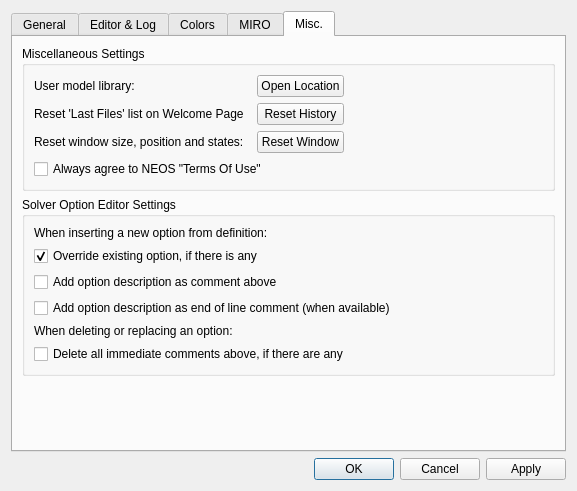
GAMS-dev/studio, file src/settingsdialog.ui: the form before one commit.
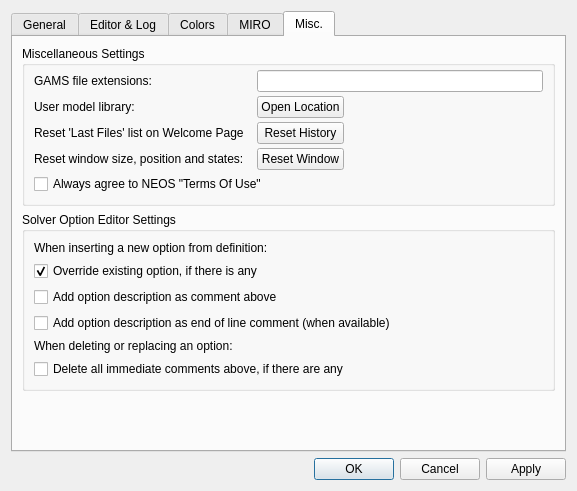
The form after the commit. The open tabs and pages were chosen to show the change.

Commit message: Added userGamsTypes to Settings, SettingsDialog, Highlighter, and file filters

```diff
--- a/src/settingsdialog.ui
+++ b/src/settingsdialog.ui
@@ -760,21 +760,48 @@
           <string>Miscellaneous Settings</string>
          </property>
          <layout class="QGridLayout" name="gridLayout_6">
+          <property name="topMargin">
+           <number>4</number>
+          </property>
+          <property name="verticalSpacing">
+           <number>4</number>
+          </property>
           <item row="1" column="0">
-           <widget class="QLabel" name="lbl_wpHistory">
+           <widget class="QLabel" name="lbl_openModLib">
             <property name="text">
-             <string>&lt;html&gt;&lt;head/&gt;&lt;body&gt;&lt;p&gt;Reset 'Last Files' list on Welcome Page&amp;nbsp;&amp;nbsp;&lt;/p&gt;&lt;/body&gt;&lt;/html&gt;</string>
+             <string>User model library: </string>
             </property>
            </widget>
           </item>
-          <item row="1" column="1">
+          <item row="3" column="0">
+           <widget class="QLabel" name="lbl_resetView">
+            <property name="text">
+             <string>Reset window size, position and states: </string>
+            </property>
+           </widget>
+          </item>
+          <item row="2" column="1">
            <widget class="QPushButton" name="btn_resetHistory">
             <property name="text">
              <string>Reset History</string>
             </property>
            </widget>
           </item>
-          <item row="0" column="1">
+          <item row="2" column="0">
+           <widget class="QLabel" name="lbl_wpHistory">
+            <property name="text">
+             <string>&lt;html&gt;&lt;head/&gt;&lt;body&gt;&lt;p&gt;Reset 'Last Files' list on Welcome Page&amp;nbsp;&amp;nbsp;&lt;/p&gt;&lt;/body&gt;&lt;/html&gt;</string>
+            </property>
+           </widget>
+          </item>
+          <item row="4" column="0" colspan="2">
+           <widget class="QCheckBox" name="confirmNeosCheckBox">
+            <property name="text">
+             <string>Always agree to NEOS &quot;Terms Of Use&quot;</string>
+            </property>
+           </widget>
+          </item>
+          <item row="1" column="1">
            <widget class="QPushButton" name="btn_openUserLibLocation">
             <property name="sizePolicy">
              <sizepolicy hsizetype="Minimum" vsizetype="Fixed">
@@ -787,7 +814,7 @@
             </property>
            </widget>
           </item>
-          <item row="0" column="2">
+          <item row="1" column="2">
            <spacer name="horizontalSpacer_2">
             <property name="orientation">
              <enum>Qt::Horizontal</enum>
@@ -800,31 +827,24 @@
             </property>
            </spacer>
           </item>
-          <item row="2" column="1">
+          <item row="3" column="1">
            <widget class="QPushButton" name="btn_resetView">
             <property name="text">
              <string>Reset Window</string>
             </property>
            </widget>
           </item>
-          <item row="2" column="0">
-           <widget class="QLabel" name="lbl_resetView">
-            <property name="text">
-             <string>Reset window size, position and states: </string>
-            </property>
-           </widget>
-          </item>
           <item row="0" column="0">
-           <widget class="QLabel" name="lbl_openModLib">
+           <widget class="QLabel" name="lbl_userGamsTypes">
             <property name="text">
-             <string>User model library: </string>
+             <string>GAMS file extensions:</string>
             </property>
            </widget>
           </item>
-          <item row="3" column="0" colspan="2">
-           <widget class="QCheckBox" name="confirmNeosCheckBox">
-            <property name="text">
-             <string>Always agree to NEOS &quot;Terms Of Use&quot;</string>
+          <item row="0" column="1" colspan="2">
+           <widget class="QLineEdit" name="edUserGamsTypes">
+            <property name="toolTip">
+             <string>&lt;html&gt;&lt;head/&gt;&lt;body&gt;&lt;p&gt;A&amp;nbsp;comma&amp;nbsp;separated&amp;nbsp;list&amp;nbsp;of&amp;nbsp;extensions&lt;br&gt;(e.g. &amp;quot;gms, inc&amp;quot;)&lt;/p&gt;&lt;/body&gt;&lt;/html&gt;</string>
             </property>
            </widget>
           </item>
```
Left out of the diff: 4 changed lines with no effect on the pictures. The commit also changes 9 other files.
